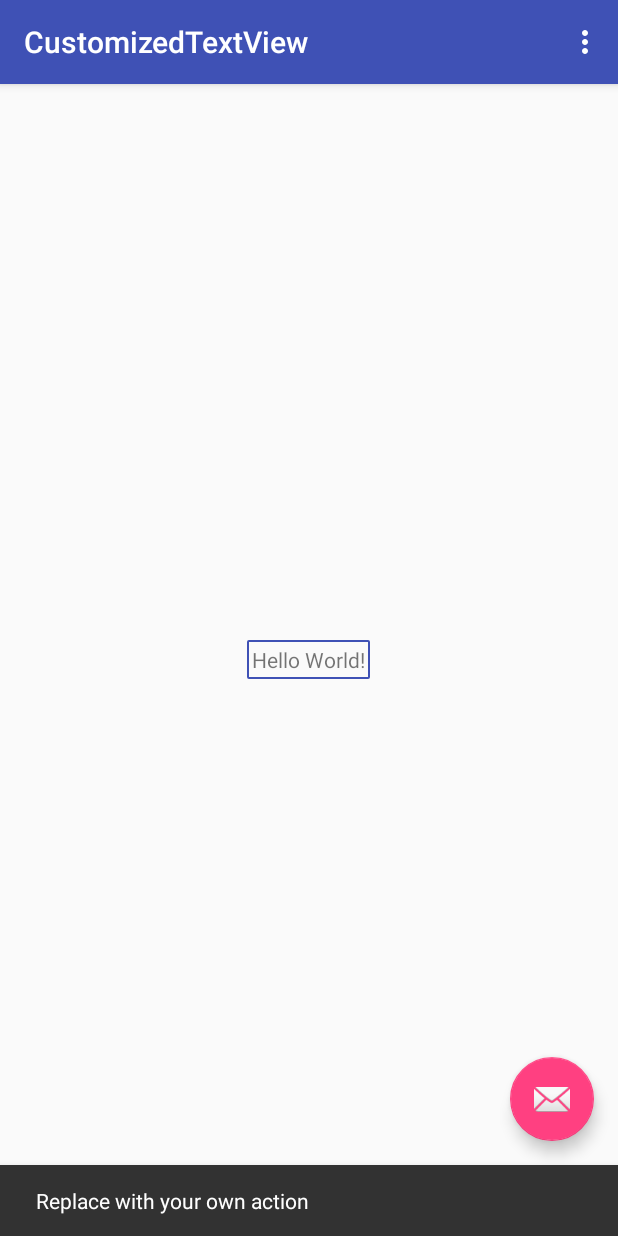
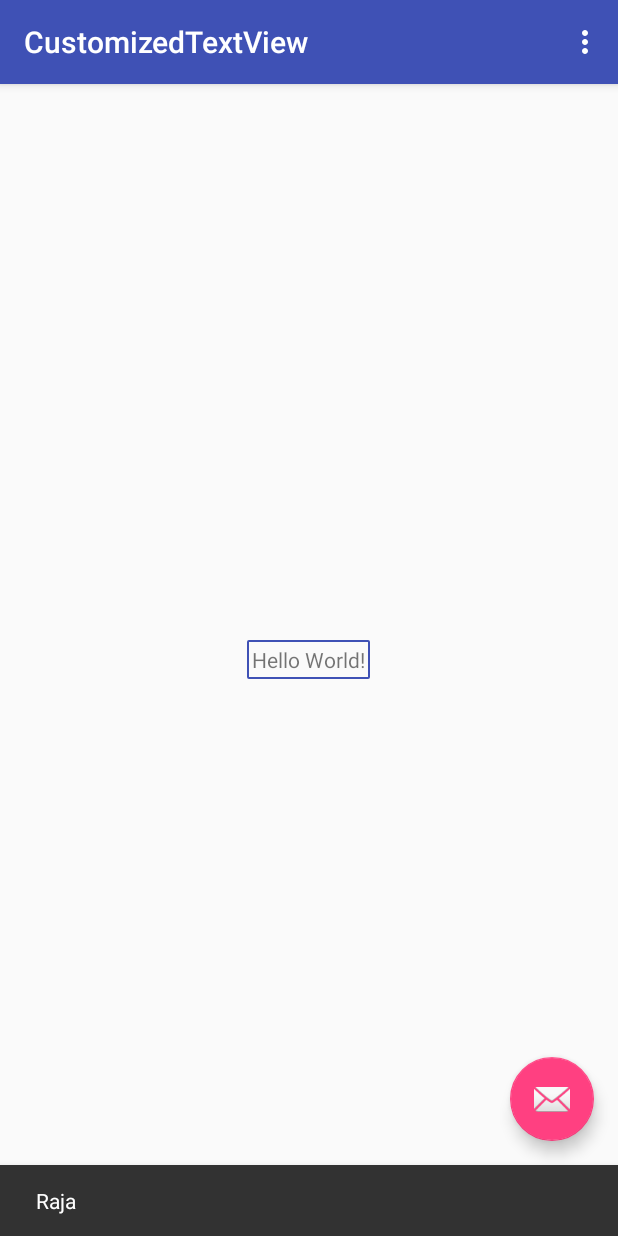
Before and after one commit to Rajagopalr3/CustomizedTextView, an Android app: the screen it shows after launch (MainActivity), after a tap on an icon or button, on a phone screen of 412 x 824 dp. Run offline under Robolectric (Android 15) with nearby library versions, the phone set to English and light mode, and no system bars.

Commit message:
update checking

```diff
--- a/app/src/main/java/com/raja/customtextview/MainActivity.java
+++ b/app/src/main/java/com/raja/customtextview/MainActivity.java
@@ -22,7 +22,7 @@ public class MainActivity extends AppCompatActivity {
         fab.setOnClickListener(new View.OnClickListener() {
             @Override
             public void onClick(View view) {
-                Snackbar.make(view, "Replace with your own action", Snackbar.LENGTH_LONG)
+                Snackbar.make(view, "Raja", Snackbar.LENGTH_LONG)
                         .setAction("Action", null).show();
             }
         });
```
